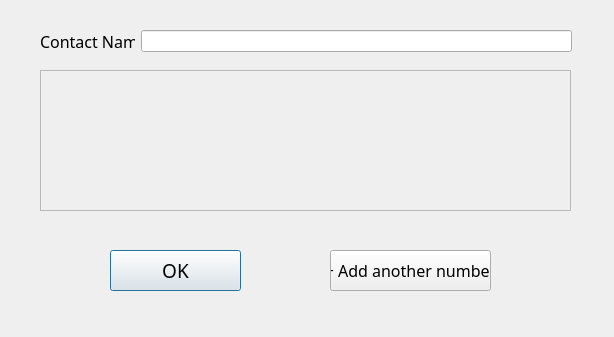
TimMatthew/ContactBook, file editcontactdialog.ui: the form before one commit.
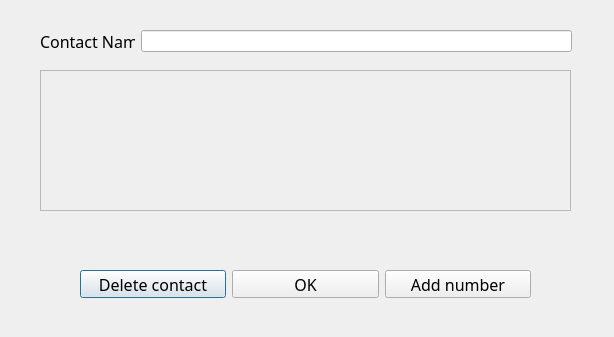
The form after the commit.

Commit message: Delete interface

What changed in the file:
```diff
--- a/editcontactdialog.ui
+++ b/editcontactdialog.ui
@@ -42,25 +42,6 @@
     <string>Contact Name</string>
    </property>
   </widget>
-  <widget class="QPushButton" name="OKButon">
-   <property name="geometry">
-    <rect>
-     <x>110</x>
-     <y>250</y>
-     <width>131</width>
-     <height>41</height>
-    </rect>
-   </property>
-   <property name="font">
-    <font>
-     <family>Franklin Gothic Book</family>
-     <pointsize>14</pointsize>
-    </font>
-   </property>
-   <property name="text">
-    <string>OK</string>
-   </property>
-  </widget>
   <widget class="QScrollArea" name="scrollArea">
    <property name="geometry">
     <rect>
@@ -84,24 +65,56 @@
     </property>
    </widget>
   </widget>
-  <widget class="QPushButton" name="addNumberButton">
+  <widget class="QWidget" name="">
    <property name="geometry">
     <rect>
-     <x>330</x>
-     <y>250</y>
-     <width>161</width>
-     <height>41</height>
+     <x>80</x>
+     <y>270</y>
+     <width>451</width>
+     <height>28</height>
     </rect>
    </property>
-   <property name="font">
-    <font>
-     <family>Franklin Gothic Book</family>
-     <pointsize>12</pointsize>
-    </font>
-   </property>
-   <property name="text">
-    <string>+ Add another number</string>
-   </property>
+   <layout class="QHBoxLayout" name="horizontalLayout">
+    <item>
+     <widget class="QPushButton" name="deleteButton">
+      <property name="font">
+       <font>
+        <family>Franklin Gothic Book</family>
+        <pointsize>12</pointsize>
+       </font>
+      </property>
+      <property name="text">
+       <string>Delete contact</string>
+      </property>
+     </widget>
+    </item>
+    <item>
+     <widget class="QPushButton" name="OKButon">
+      <property name="font">
+       <font>
+        <family>Franklin Gothic Book</family>
+        <pointsize>12</pointsize>
+       </font>
+      </property>
+      <property name="text">
+       <string>OK</string>
+      </property>
+     </widget>
+    </item>
+    <item>
+     <widget class="QPushButton" name="addNumberButton">
+      <property name="font">
+       <font>
+        <family>Franklin Gothic Book</family>
+        <pointsize>12</pointsize>
+       </font>
+      </property>
+      <property name="text">
+       <string>Add number</string>
+      </property>
+     </widget>
+    </item>
+   </layout>
   </widget>
  </widget>
  <resources/>
```
The commit also changes 19 other files.
